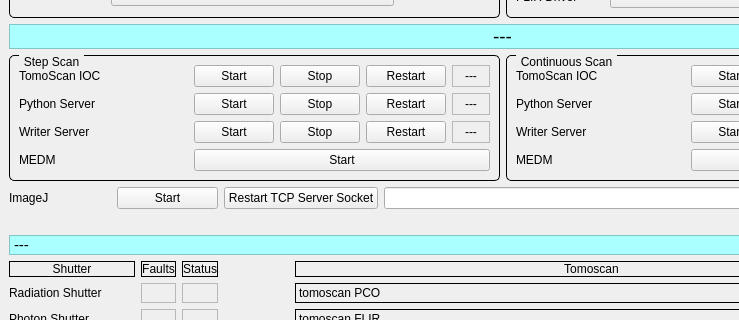
Above: BEATS_DAQ_Control_Monitor/mainwindow.ui from SESAME-Synchrotron/BEATS_Dashboard before the change; both pictures show x 0 to 739 and y 278 to 598 of the 1005 by 938 pixel window. Below: the same form after it.
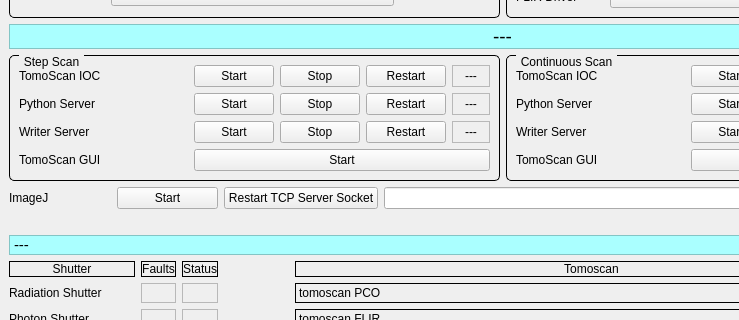
That is the form after the change. Custom widgets are drawn as their Qt base class.

```diff
--- a/BEATS_DAQ_Control_Monitor/mainwindow.ui
+++ b/BEATS_DAQ_Control_Monitor/mainwindow.ui
@@ -1352,7 +1352,7 @@
            <item row="3" column="0">
             <widget class="QLabel" name="contMEDM">
              <property name="text">
-              <string>MEDM</string>
+              <string>TomoScan GUI</string>
              </property>
             </widget>
            </item>
@@ -1548,7 +1548,7 @@
            <item row="3" column="0">
             <widget class="QLabel" name="stepMEDM">
              <property name="text">
-              <string>MEDM</string>
+              <string>TomoScan GUI</string>
              </property>
             </widget>
            </item>
```
Left out of the diff: 2 changed lines with no effect on the pictures.
